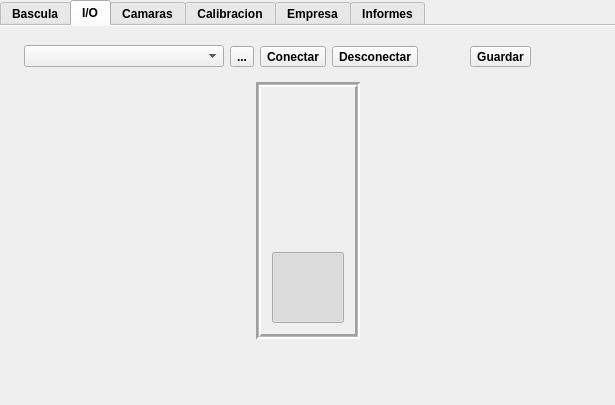
This is nqtrucksserver/Configuracion/Configuracion.ui in sunsiz/nQTrucks as Qt 5 draws it before an edit. The edited form follows.
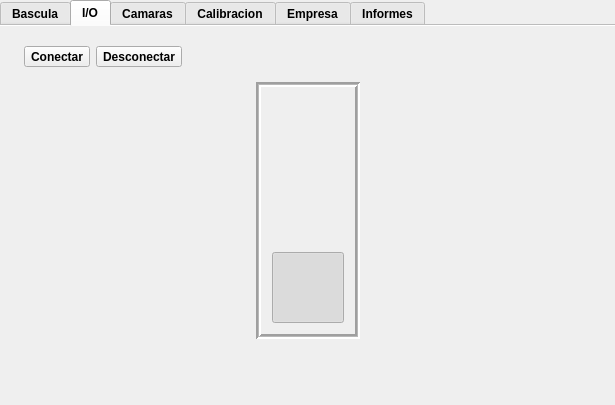
This is the edited form. The open tabs and pages were chosen to show the change. Icons and pictures are not drawn.

```diff
--- a/nqtrucksserver/Configuracion/Configuracion.ui
+++ b/nqtrucksserver/Configuracion/Configuracion.ui
@@ -467,40 +467,6 @@
              </property>
             </widget>
            </item>
-           <item>
-            <widget class="QComboBox" name="ioDevicesComboBox1">
-             <property name="sizePolicy">
-              <sizepolicy hsizetype="MinimumExpanding" vsizetype="Fixed">
-               <horstretch>0</horstretch>
-               <verstretch>0</verstretch>
-              </sizepolicy>
-             </property>
-             <property name="minimumSize">
-              <size>
-               <width>200</width>
-               <height>0</height>
-              </size>
-             </property>
-            </widget>
-           </item>
-           <item>
-            <widget class="QToolButton" name="actualizarSemaforos">
-             <property name="text">
-              <string>...</string>
-             </property>
-             <property name="icon">
-              <iconset>
-               <normalon>:/temp/icons/system/devices/gnome-session-reboot2.png</normalon>
-              </iconset>
-             </property>
-             <property name="iconSize">
-              <size>
-               <width>32</width>
-               <height>32</height>
-              </size>
-             </property>
-            </widget>
-           </item>
            <item>
             <widget class="QToolButton" name="conectarSemaforo">
              <property name="sizePolicy">
@@ -604,30 +570,6 @@
              </property>
             </widget>
            </item>
-           <item>
-            <widget class="QToolButton" name="guardarSemaforo">
-             <property name="sizePolicy">
-              <sizepolicy hsizetype="Fixed" vsizetype="Fixed">
-               <horstretch>0</horstretch>
-               <verstretch>0</verstretch>
-              </sizepolicy>
-             </property>
-             <property name="text">
-              <string>Guardar</string>
-             </property>
-             <property name="icon">
-              <iconset>
-               <normalon>:/temp/icons/system/devices/media-floppy.png</normalon>
-              </iconset>
-             </property>
-             <property name="iconSize">
-              <size>
-               <width>32</width>
-               <height>32</height>
-              </size>
-             </property>
-            </widget>
-           </item>
            <item>
             <spacer name="horizontalSpacer_6">
              <property name="orientation">
```
Left out of the diff: 2 changed lines with no effect on the pictures.
